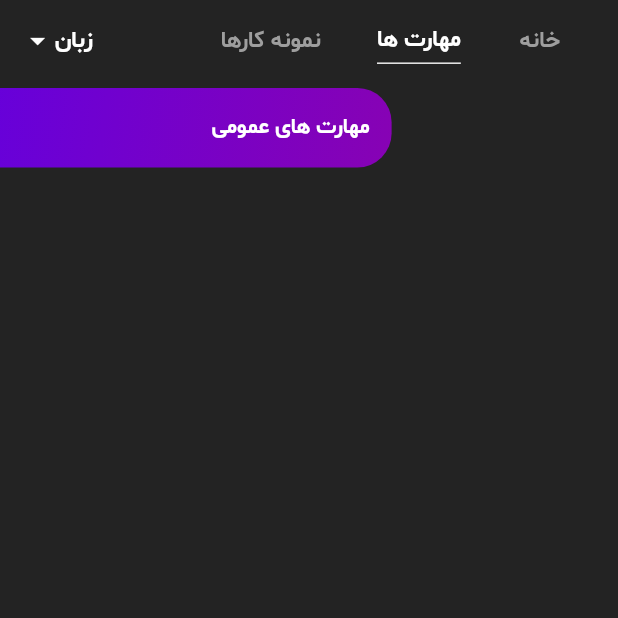
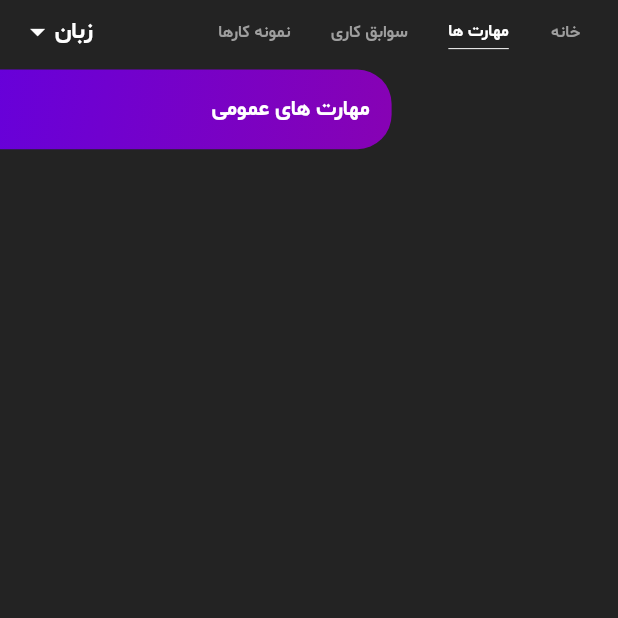
Before and after one commit to miladhf/resume-web-app, a Flutter app: the screen it shows after launch, after a tap on "مهارت ها", on a phone screen of 412 x 824 dp, the top half of it. Run offline on Flutter 3.47's test engine with Material 2 defaults, Android fonts, the phone set to English and light mode, and no system bars; our stand-ins replace easy_localization, flutter_styled_toast, flutter_svg, photo_view, responsive_framework; missing offline and left inert: dart:js.

Commit message:
experiences tab added

```diff
--- a/assets/translations/en-US.json
+++ b/assets/translations/en-US.json
@@ -61,5 +61,9 @@
   "flutter": "Flutter",
   "adobeXd": "Adobe Xd",
   "figma": "Figma",
-  "GetX": "GetX"
+  "GetX": "GetX",
+  "viraCompany": "Pishgamvira Company",
+  "viraDescription": "Flutter developer (Remote) \n\n May 2022-until now",
+  "seeWebsite": "View website",
+  "workExperiences": "Experiences"
 }
--- a/assets/translations/fa-IR.json
+++ b/assets/translations/fa-IR.json
@@ -61,5 +61,9 @@
   "flutter": "Flutter",
   "adobeXd": "Adobe Xd",
   "figma": "Figma",
-  "GetX": "GetX"
+  "GetX": "GetX",
+  "viraCompany": "شرکت پیشگام ویرا",
+  "viraDescription": "برنامه نویس فلاتر (دورکاری) \n\n 1401/3/1-تاکنون",
+  "seeWebsite": "مشاهده وب سایت",
+  "workExperiences": "سوابق کاری"
 }
--- a/lib/pages/home/home_page.dart
+++ b/lib/pages/home/home_page.dart
@@ -1,4 +1,5 @@
 import 'package:flutter/material.dart';
+import 'package:resume_web/pages/main_tabs/experiences_tab/experiences_tab.dart';
 import 'package:resume_web/pages/main_tabs/home_tab/home_tab.dart';
 import 'package:resume_web/pages/main_tabs/portfolio_tab/portfolio_tab.dart';
 import 'package:resume_web/pages/main_tabs/skills_tab/skills_tab.dart';
@@ -19,6 +20,7 @@ class _HomePageState extends State<HomePage> {
   List tabs = const [
     HomeTab(),
     SkillsTab(),
+    ExperiencesTab(),
     PortfolioTab(),
   ];
   int index = 0;
--- a/lib/utils/R.dart
+++ b/lib/utils/R.dart
@@ -15,6 +15,7 @@ class _Icons {
 }
 
 class _Images {
+  final vira_pic = 'assets/images/vira.png';
   final bazyaftche_pic = 'assets/images/bazyaftche_pic.png';
   final komak_pic = 'assets/images/komak_pic.png';
   final tebebehan_pic = 'assets/images/tebebehan_pic.png';
--- a/lib/utils/links.dart
+++ b/lib/utils/links.dart
@@ -20,6 +20,8 @@ class _Link {
   final tebebehan = 'https://cafebazaar.ir/app/com.example.omidmilad.tebebehan';
   final linkedin = 'https://www.linkedin.com/in/milad-haselforoush/';
   var github = 'https://github.com/miladhf';
+
+  var vira = 'https://pishgamvira.com/';
 }
 
 class _Screenshots {
--- a/lib/widgets/app_bar/app_bar_button.dart
+++ b/lib/widgets/app_bar/app_bar_button.dart
@@ -31,6 +31,7 @@ class AppBarButton extends StatelessWidget {
               : null,
           child: Text(
             text,
+            maxLines: 1,
             style: Theme.of(context).textTheme.headline2?.copyWith(
                   color: isSelected ? Colors.white : Colors.grey,
                 ),
--- a/lib/widgets/app_bar/home_app_bar.dart
+++ b/lib/widgets/app_bar/home_app_bar.dart
@@ -23,30 +23,30 @@ class HomeAppBar extends StatefulWidget implements PreferredSizeWidget {
 }
 
 class _HomeAppBarState extends State<HomeAppBar> {
-  List<bool> isSelected = [true, false, false];
+  List<bool> isSelected = [true, false, false, false];
+
+  void _setSelected(int index) {
+    setState(() {
+      _unSelectAll();
+      isSelected[index] = true;
+    });
+    widget.onSelectedChange(index);
+  }
 
   _onHomeTap() {
-    setState(() {
-      _unSelectAll();
-      isSelected[0] = true;
-    });
-    widget.onSelectedChange(0);
+    _setSelected(0);
   }
 
   _onSkillsTap() {
-    setState(() {
-      _unSelectAll();
-      isSelected[1] = true;
-    });
-    widget.onSelectedChange(1);
+    _setSelected(1);
+  }
+
+  _onExperiencesTap() {
+    _setSelected(2);
   }
 
   _onPortfolioTap() {
-    setState(() {
-      _unSelectAll();
-      isSelected[2] = true;
-    });
-    widget.onSelectedChange(2);
+    _setSelected(3);
   }
 
   void _unSelectAll() {
@@ -67,10 +67,17 @@ class _HomeAppBarState extends State<HomeAppBar> {
       color: Colors.transparent,
       padding: const EdgeInsets.symmetric(vertical: 8, horizontal: 15),
       child: Row(
+        mainAxisAlignment: MainAxisAlignment.start,
         children: [
-          const SizedBox(
-            width: 10,
-          ),
+          Expanded(
+            child: FittedBox(
+              fit: BoxFit.scaleDown,
+              alignment: Utils.isRtlLocale(context)
+                  ? Alignment.centerRight
+                  : Alignment.centerLeft,
+              child: Row(
+                mainAxisAlignment: MainAxisAlignment.start,
+                children: [
                   AppBarButton(
                     onTap: _onHomeTap,
                     text: 'home'.tr(),
@@ -88,11 +95,25 @@ class _HomeAppBarState extends State<HomeAppBar> {
                     width: 10,
                   ),
                   AppBarButton(
+                    onTap: _onExperiencesTap,
+                    text: 'workExperiences'.tr(),
+                    isSelected: isSelected[2],
+                  ),
+                  const SizedBox(
+                    width: 10,
+                  ),
+                  AppBarButton(
                     onTap: _onPortfolioTap,
                     text: 'portfolio'.tr(),
-            isSelected: isSelected[2],
+                    isSelected: isSelected[3],
                   ),
-          const Spacer(),
+                ],
+              ),
+            ),
+          ),
+          const SizedBox(
+            width: 20,
+          ),
           buildLanguageDropdown()
         ],
       ),
```
Also changed, not shown: lib/pages/main_tabs/experiences_tab/experiences_tab.dart (added, +62 -0 lines), assets/images/vira.png (added). Lines whose indentation alone changed are shown as unchanged.
